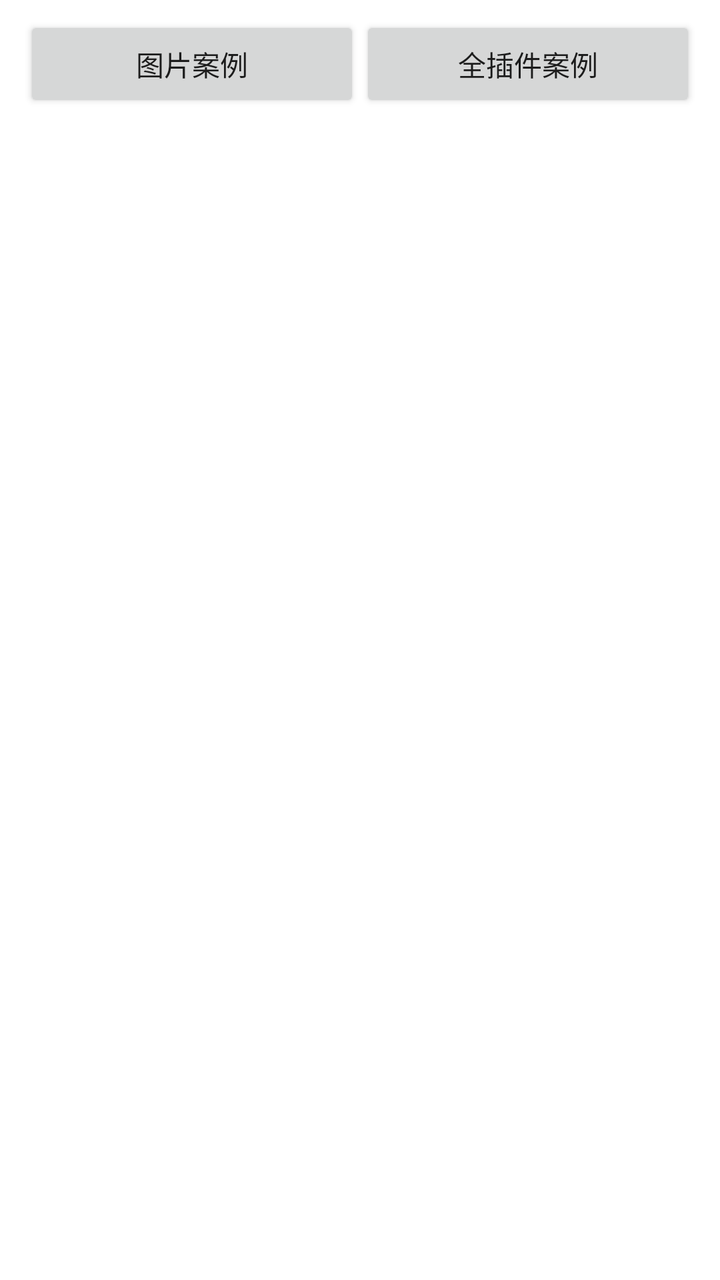
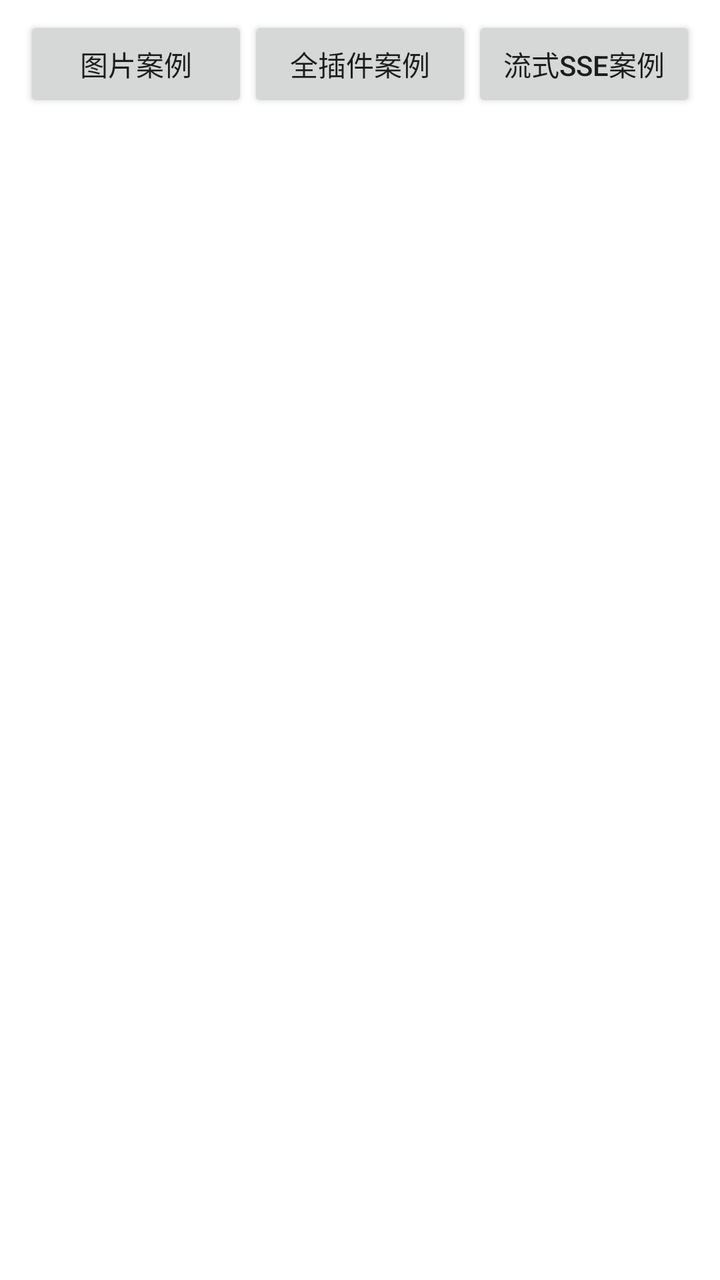

Two renders of the same Android screen: before a commit and after it. Below are the layout's source before the change and the commit's diff.
<!-- AndroidManifest.xml: application theme AppTheme -->
<!-- res/layout/activity_main.xml -->
<?xml version="1.0" encoding="utf-8"?>
<LinearLayout xmlns:android="http://schemas.android.com/apk/res/android"
    xmlns:tools="http://schemas.android.com/tools"
    android:layout_width="match_parent"
    android:layout_height="match_parent"
    android:orientation="vertical"
    tools:context="io.noties.markwon.sample.MainActivity">

    <LinearLayout
        android:layout_width="match_parent"
        android:layout_height="wrap_content"
        android:orientation="horizontal"
        android:paddingLeft="12dp"
        android:paddingTop="8dp"
        android:paddingRight="12dp">

        <Button
            android:id="@+id/button_image_case"
            android:layout_width="0dp"
            android:layout_height="wrap_content"
            android:layout_weight="1"
            android:text="@string/button_image_case" />

        <Button
            android:id="@+id/button_all_plugins"
            android:layout_width="0dp"
            android:layout_height="wrap_content"
            android:layout_weight="1"
            android:text="@string/button_all_plugins" />

    </LinearLayout>

    <ScrollView
        android:layout_width="match_parent"
        android:layout_height="0dp"
        android:layout_weight="1"
        android:fillViewport="true">

        <TextView
            android:id="@+id/text_view"
            android:layout_width="match_parent"
            android:layout_height="wrap_content"
            android:lineSpacingExtra="4dp"
            android:padding="16dp"
            android:textColor="#DE000000"
            android:textColorLink="#3F51B5"
            android:textSize="15sp" />

    </ScrollView>

</LinearLayout>
<!-- resources referenced by this layout -->
<resources>
  <string name="button_all_plugins">全插件案例</string>
  <string name="button_image_case">图片案例</string>
  <style name="AppTheme" parent="Theme.AppCompat.Light.NoActionBar">
          <item name="colorPrimary">@color/colorPrimary</item>
          <item name="colorPrimaryDark">@color/colorPrimaryDark</item>
          <item name="colorAccent">@color/colorAccent</item>
          <item name="android:windowBackground">@android:color/white</item>
      </style>
  <color name="colorPrimary">#3F51B5</color>
  <color name="colorPrimaryDark">#303F9F</color>
  <color name="colorAccent">#FF4081</color>
</resources>

<!-- the commit's change to res/layout/activity_main.xml (unified diff, before → after) -->
@@ -28,9 +28,17 @@
             android:layout_weight="1"
             android:text="@string/button_all_plugins" />
 
+        <Button
+            android:id="@+id/button_sse_case"
+            android:layout_width="0dp"
+            android:layout_height="wrap_content"
+            android:layout_weight="1"
+            android:text="@string/button_sse_case" />
+
     </LinearLayout>
 
     <ScrollView
+        android:id="@+id/scroll_view"
         android:layout_width="match_parent"
         android:layout_height="0dp"
         android:layout_weight="1"
<!-- resource entries referenced after the edit -->
@@ -2,6 +2,7 @@
 <resources>
   <string name="button_all_plugins">全插件案例</string>
   <string name="button_image_case">图片案例</string>
+  <string name="button_sse_case">流式SSE案例</string>
   <style name="AppTheme" parent="Theme.AppCompat.Light.NoActionBar">
           <item name="colorPrimary">@color/colorPrimary</item>
           <item name="colorPrimaryDark">@color/colorPrimaryDark</item>
